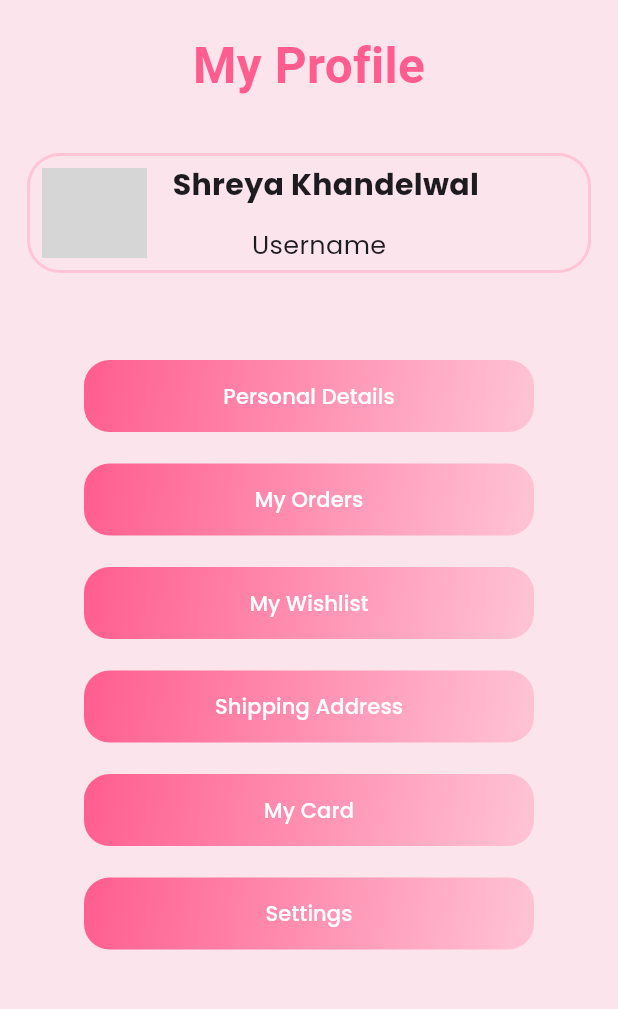
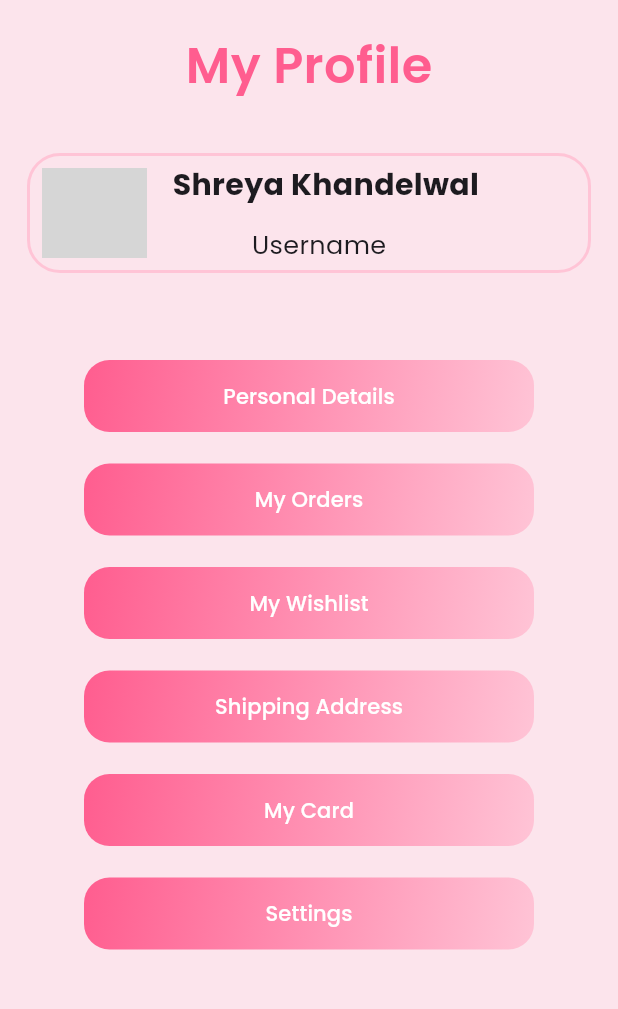
Before and after one commit to goyalaakarsh/Soraya, a Flutter app: the Home screen opened directly, after a tap on the "account circle" icon, on a phone screen of 412 x 824 dp, the part 84-1093 px from its top. Run offline on Flutter 3.47's test engine with Material 3 defaults, Android fonts, the phone set to English and light mode, and no system bars; our stand-ins replace animated_text_kit, flutter_rating_bar, flutter_svg, google_fonts; network calls fail; Roboto replaces fonts that are missing (Kalnia); grey boxes are pictures that could not be loaded.

Commit message:
popup page and minor changes in all pages

```diff
--- a/lib/home.dart
+++ b/lib/home.dart
@@ -129,15 +129,28 @@ class _HomePageState extends State<HomePage> {
                    child: Column(
                     crossAxisAlignment: CrossAxisAlignment.center,
                      children: [
-                       CircleAvatar(
-                        backgroundColor: const Color(0xFFFFC4D6),
-                        child: Text(
-                          Titles[index][0],
-                          style: TextStyle(color: Colors.white),
-                        ),),
-                         SizedBox(height: 5),
-
-                      Text(Titles[index]),
+                       Card(
+                      shape: RoundedRectangleBorder(
+                        borderRadius: BorderRadius.circular(22),
+                      ),
+                      elevation: 3,
+                      child: Container(
+                        width: 40,
+                        height: 40,
+                        child: Center(
+                          child: Text(
+                            Titles[index][0],
+                            style: TextStyle(color: Colors.white, fontSize: 24),
+                          ),
+                        ),
+                        decoration: BoxDecoration(
+                          borderRadius: BorderRadius.circular(22),
+                          color: const Color(0xFFFFC4D6),
+                        ),
+                      ),
+                    ),
+                    SizedBox(height: 5),
+                    Text(Titles[index]),
                      ],
                    ),
                  );
--- a/lib/profile/profile.dart
+++ b/lib/profile/profile.dart
@@ -1,5 +1,7 @@
 import 'package:flutter/material.dart';
 import 'package:google_fonts/google_fonts.dart';
+import 'package:soraya/profile/mybag.dart';
+import 'package:soraya/profile/mywishlist.dart';
 
 
 class profile extends StatelessWidget{
@@ -54,7 +56,8 @@ class profile extends StatelessWidget{
   class _profilePageState extends State<profilePage> {
 
     final List<String> Info =['Personal Details','My Orders','My Wishlist','Shipping Address','My Card','Settings'];
-
+    final List<Widget> pages = [profile(), MyBag(), MyWishlist(), profile(), profile(), profile(),
+];
     @override
     Widget build(BuildContext context){
       final Color primaryColor = Theme.of(context).colorScheme.primary;
@@ -64,12 +67,11 @@ class profile extends StatelessWidget{
           children: [
             SizedBox(height: 20,),
             Container(
-              child: Text('My Profile',style:  GoogleFonts.kalnia(
-            textStyle: TextStyle(
+              child: Text('My Profile',style: TextStyle(
               fontSize: 33,
               fontWeight: FontWeight.w600,
               color: primaryColor,
-            ),),
+            ),
             ),),
             SizedBox(height: 35,),
             Padding(
@@ -145,10 +147,10 @@ class profile extends StatelessWidget{
                   ),
                 ),
                 onPressed: () {
-                  // Navigator.push(
-                  //   context,
-                  //   MaterialPageRoute(builder: (context) => Home()),
-                  // );
+                  Navigator.push(
+                    context,
+                    MaterialPageRoute(builder: (context) => pages[index]),
+                  );
                 },
                 child: Text(
                   Info[index],
```
Also changed, not shown: lib/profile/mybag.dart (+25 -1 lines).
